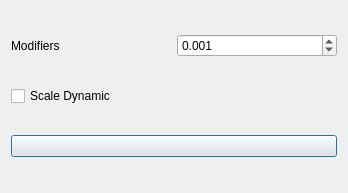
First picture: the form in widgets/shearwall/create_25percent_file.ui, repository ebrahimraeyat/civilTools, before the edit.
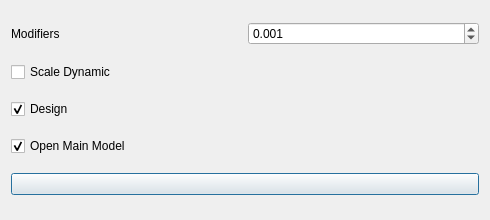
Second picture: the form after the edit. Icons and pictures are not drawn.

Commit message: Set option to design or open main model in create 25% file

What changed in the file:
```diff
--- a/widgets/shearwall/create_25percent_file.ui
+++ b/widgets/shearwall/create_25percent_file.ui
@@ -9,8 +9,8 @@
    <rect>
     <x>0</x>
     <y>0</y>
-    <width>348</width>
-    <height>193</height>
+    <width>490</width>
+    <height>220</height>
    </rect>
   </property>
   <property name="windowTitle">
@@ -58,6 +58,26 @@
      </property>
     </widget>
    </item>
+   <item>
+    <widget class="QCheckBox" name="design_checkbox">
+     <property name="text">
+      <string>Design</string>
+     </property>
+     <property name="checked">
+      <bool>true</bool>
+     </property>
+    </widget>
+   </item>
+   <item>
+    <widget class="QCheckBox" name="open_main_model_checkbox">
+     <property name="text">
+      <string>Open Main Model</string>
+     </property>
+     <property name="checked">
+      <bool>true</bool>
+     </property>
+    </widget>
+   </item>
    <item>
     <widget class="QPushButton" name="create_file">
      <property name="text">
```
The commit also changes 1 other file.
